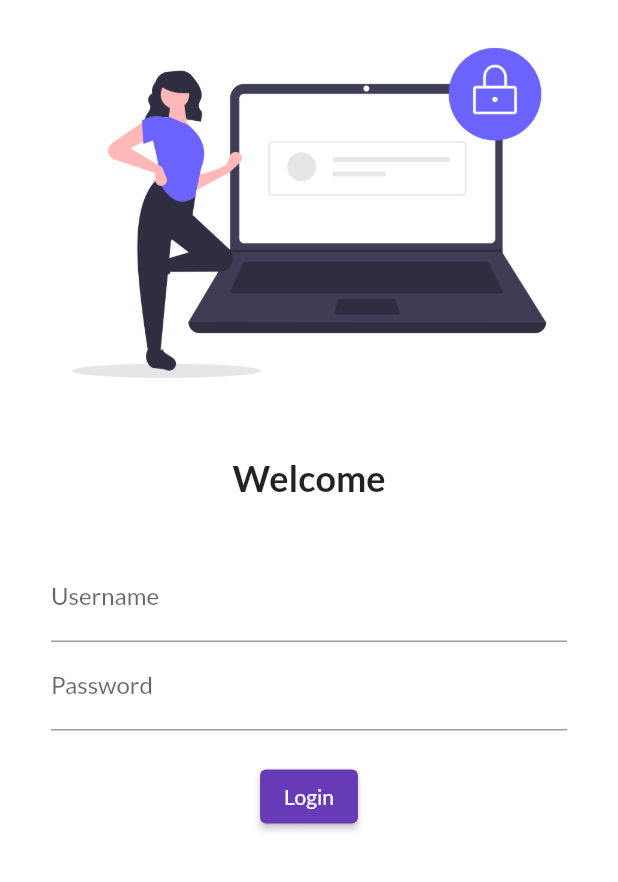
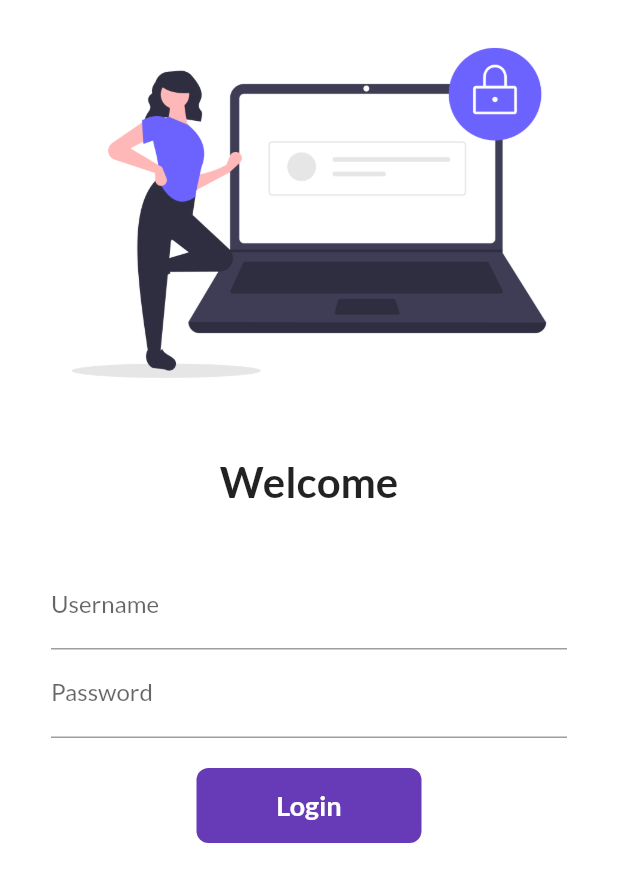
Before and after one commit to thobio/catalog_app, a Flutter app: the screen it shows after launch, on a phone screen of 412 x 824 dp. Shown: the top 882 px of the screen. Run offline on Flutter 3.47's test engine with Material 2 defaults, Android fonts, the phone set to English and light mode, and no system bars; our stand-ins replace google_fonts.

Commit message:
Button Animation StateFull

```diff
--- /dev/null
+++ b/lib/Utils/routes.dart
@@ -0,0 +1,4 @@
+class MyRoutes {
+  static String loginRoute = "/login";
+  static String homeRoute = "/home";
+}
--- a/lib/main.dart
+++ b/lib/main.dart
@@ -1,3 +1,4 @@
+import 'package:catalog_app/Utils/routes.dart';
 import 'package:flutter/material.dart';
 import 'package:google_fonts/google_fonts.dart';
 
@@ -14,6 +15,7 @@ class MyApp extends StatelessWidget {
   @override
   Widget build(BuildContext context) {
     return MaterialApp(
+      debugShowCheckedModeBanner: false,
       themeMode: ThemeMode.light,
       theme: ThemeData(
         primarySwatch: Colors.deepPurple,
@@ -24,10 +26,11 @@ class MyApp extends StatelessWidget {
         brightness: Brightness.dark,
       ),
       routes: {
-        "/": (context) => HomePage(),
-        "/login": (context) => LoginPage(),
+        "/": (context) => LoginPage(),
+        MyRoutes.loginRoute: (context) => LoginPage(),
+        MyRoutes.homeRoute: (context) => HomePage(),
       },
-      initialRoute: "/login",
+      initialRoute: "/",
     );
   }
 }
--- a/lib/pages/login_page.dart
+++ b/lib/pages/login_page.dart
@@ -1,12 +1,20 @@
+import 'package:catalog_app/Utils/routes.dart';
 import 'package:flutter/material.dart';
 
-class LoginPage extends StatelessWidget {
+class LoginPage extends StatefulWidget {
   const LoginPage({Key key}) : super(key: key);
 
+  @override
+  _LoginPageState createState() => _LoginPageState();
+}
+
+class _LoginPageState extends State<LoginPage> {
+  bool changeButton = false;
   @override
   Widget build(BuildContext context) {
     return Material(
       color: Colors.white,
+      child: SingleChildScrollView(
         child: Column(
           children: [
             Image.asset(
@@ -19,7 +27,7 @@ class LoginPage extends StatelessWidget {
             Text(
               "Welcome",
               style: TextStyle(
-              fontSize: 24,
+                fontSize: 28,
                 fontWeight: FontWeight.bold,
               ),
             ),
@@ -49,20 +57,58 @@ class LoginPage extends StatelessWidget {
                   SizedBox(
                     height: 20,
                   ),
-                ElevatedButton(
-                  onPressed: () {
-                    print("Hello Thobz");
+                  InkWell(
+                    onTap: () async {
+                      setState(() {
+                        changeButton = true;
+                      });
+                      await Future.delayed(Duration(seconds: 1));
+                      Navigator.pushNamed(context, MyRoutes.homeRoute);
                     },
-                  child: Text(
+                    child: AnimatedContainer(
+                      duration: Duration(
+                        seconds: 1,
+                      ),
+                      width: changeButton ? 50 : 150,
+                      height: 50,
+                      alignment: Alignment.center,
+                      child: changeButton
+                          ? Icon(
+                              Icons.done,
+                              color: Colors.white,
+                            )
+                          : Text(
                               "Login",
+                              style: TextStyle(
+                                color: Colors.white,
+                                fontWeight: FontWeight.bold,
+                                fontSize: 18,
                               ),
-                  style: TextButton.styleFrom(),
                             ),
+                      decoration: BoxDecoration(
+                        color: Colors.deepPurple,
+                        borderRadius:
+                            BorderRadius.circular(changeButton ? 50 : 8),
+                      ),
+                    ),
+                  )
+                  // ElevatedButton(
+                  //   onPressed: () {
+                  //     Navigator.pushNamed(context, MyRoutes.homeRoute);
+                  //   },
+                  //   child: Text(
+                  //     "Login",
+                  //   ),
+                  //   style: TextButton.styleFrom(
+                  //     minimumSize: Size(150, 40),
+                  //   ),
+                  // ),
                 ],
               ),
             ),
           ],
         ),
+      ),
     );
   }
 }
```
Lines whose indentation alone changed are shown as unchanged.
